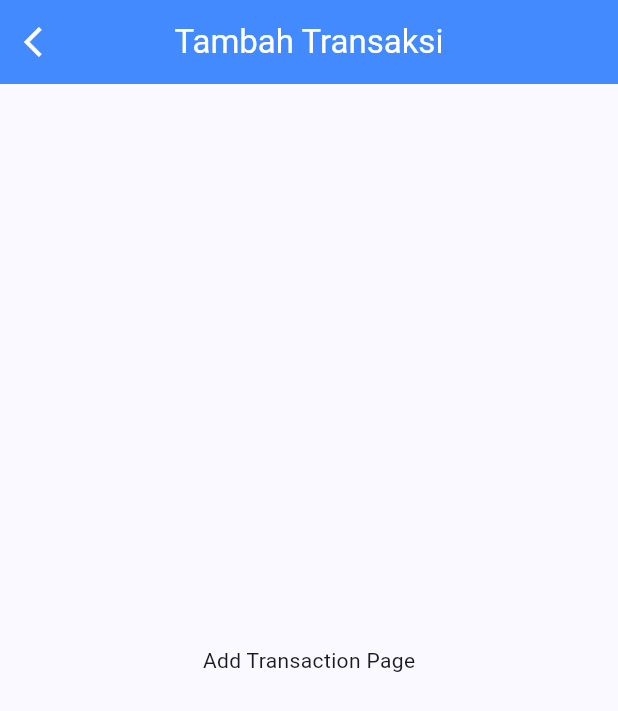
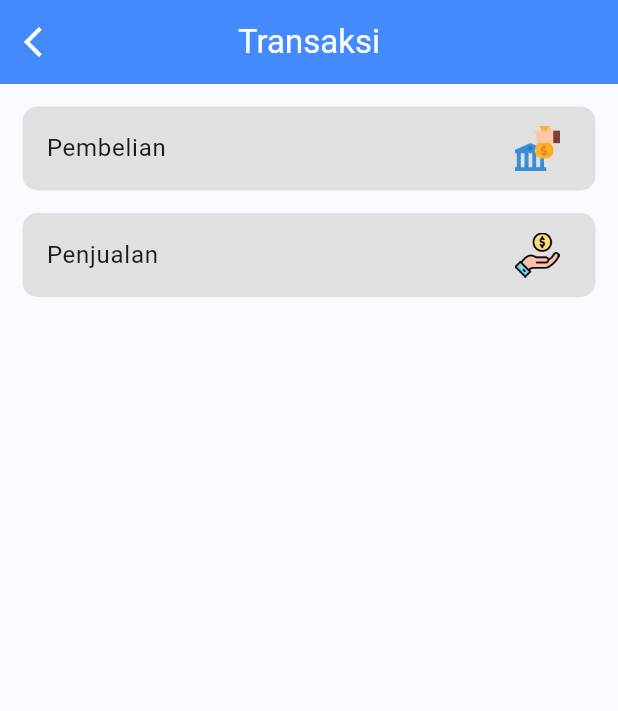
Before and after one commit to Ivanbhagaskara2608/Sumber-Rejeki-App, a Flutter app: the DashboardPage screen opened by its route, after a tap on "Transaksi", on a phone screen of 412 x 824 dp. Shown: the top 711 px of the screen. Run offline on Flutter 3.47's test engine with Material 3 defaults, Android fonts, the phone set to English and light mode, and no system bars.

Commit message:
Update page routes, add purchase, sale page

```diff
--- a/lib/pages/add_transaction.dart
+++ b/lib/pages/add_purchase.dart
@@ -1,13 +1,13 @@
 import 'package:flutter/material.dart';
 
-class AddTransactionPage extends StatefulWidget {
-  const AddTransactionPage({super.key});
+class AddPurchasePage extends StatefulWidget {
+  const AddPurchasePage({super.key});
 
   @override
-  State<AddTransactionPage> createState() => _AddTransactionPageState();
+  State<AddPurchasePage> createState() => _AddPurchasePageState();
 }
 
-class _AddTransactionPageState extends State<AddTransactionPage> {
+class _AddPurchasePageState extends State<AddPurchasePage> {
   @override
   Widget build(BuildContext context) {
     return Scaffold(
@@ -20,12 +20,9 @@ class _AddTransactionPageState extends State<AddTransactionPage> {
         backgroundColor: Colors.blueAccent,
         centerTitle: true,
         title: const Text(
-          'Tambah Transaksi',
+          'Tambah Transaksi Pembelian',
           style: TextStyle(color: Colors.white),
         ),
-      ),
-      body: const Center(
-        child: Text('Add Transaction Page'),
       ),
     );
   }
--- a/lib/pages/dashboard.dart
+++ b/lib/pages/dashboard.dart
@@ -115,15 +115,14 @@ class DashboardPage extends StatelessWidget {
             ),
             InkWell(
               onTap: () {
-                print('Pengaturan');
               },
               child: Column(
                 children: [
-                  Image.asset("assets/images/settings.png", scale: 4),
+                  Image.asset("assets/images/logout.png", scale: 4),
                   const SizedBox(
                     height: 10,
                   ),
-                  const Text('Pengaturan')
+                  const Text('Logout')
                 ],
               ),
             ),
--- /dev/null
+++ b/lib/pages/transaction.dart
@@ -0,0 +1,65 @@
+import 'package:flutter/material.dart';
+
+class TransactionPage extends StatefulWidget {
+  const TransactionPage({super.key});
+
+  @override
+  State<TransactionPage> createState() => _TransactionPageState();
+}
+
+class _TransactionPageState extends State<TransactionPage> {
+  @override
+  Widget build(BuildContext context) {
+    return Scaffold(
+      appBar: AppBar(
+        leading: IconButton(
+            icon: const Icon(Icons.arrow_back_ios, color: Colors.white),
+            onPressed: () {
+              Navigator.pop(context);
+            }),
+        backgroundColor: Colors.blueAccent,
+        centerTitle: true,
+        title: const Text(
+          'Transaksi',
+          style: TextStyle(color: Colors.white),
+        ),
+      ),
+      body: Padding(
+        padding: const EdgeInsets.all(15),
+        child: Column(
+          children: [
+            ListTile(
+              onTap: () {
+                Navigator.pushNamed(context, '/purchase');
+              },
+              title: const Text("Pembelian"),
+              trailing: Image.asset(
+                'assets/images/pembelian.png',
+                width: 30,
+              ),
+              tileColor: Colors.grey[300],
+              shape: RoundedRectangleBorder(
+                borderRadius: BorderRadius.circular(10),
+              ),
+            ),
+            const SizedBox(height: 15),
+            ListTile(
+              onTap: () {
+                Navigator.pushNamed(context, '/sale');
+              },
+              title: const Text("Penjualan"),
+              trailing: Image.asset(
+                'assets/images/penjualan.png',
+                width: 30,
+              ),
+              tileColor: Colors.grey[300],
+              shape: RoundedRectangleBorder(
+                borderRadius: BorderRadius.circular(10),
+              ),
+            ),
+          ],
+        ),
+      ),
+    );
+  }
+}
```
Also changed, not shown: lib/main.dart (+8 -2 lines), lib/pages/purchase.dart (added, +55 -0 lines), lib/pages/sale.dart (added, +57 -0 lines), assets/images/logout.png (added), assets/images/pembelian.png (added), assets/images/penjualan.png (added), pubspec.lock.
